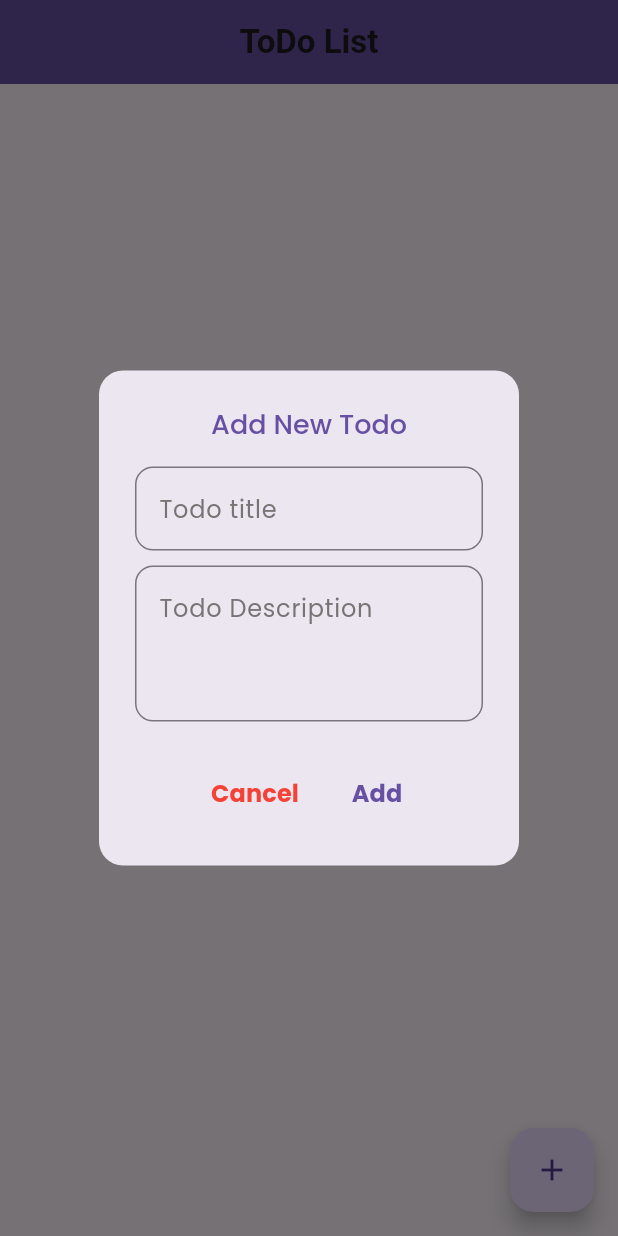
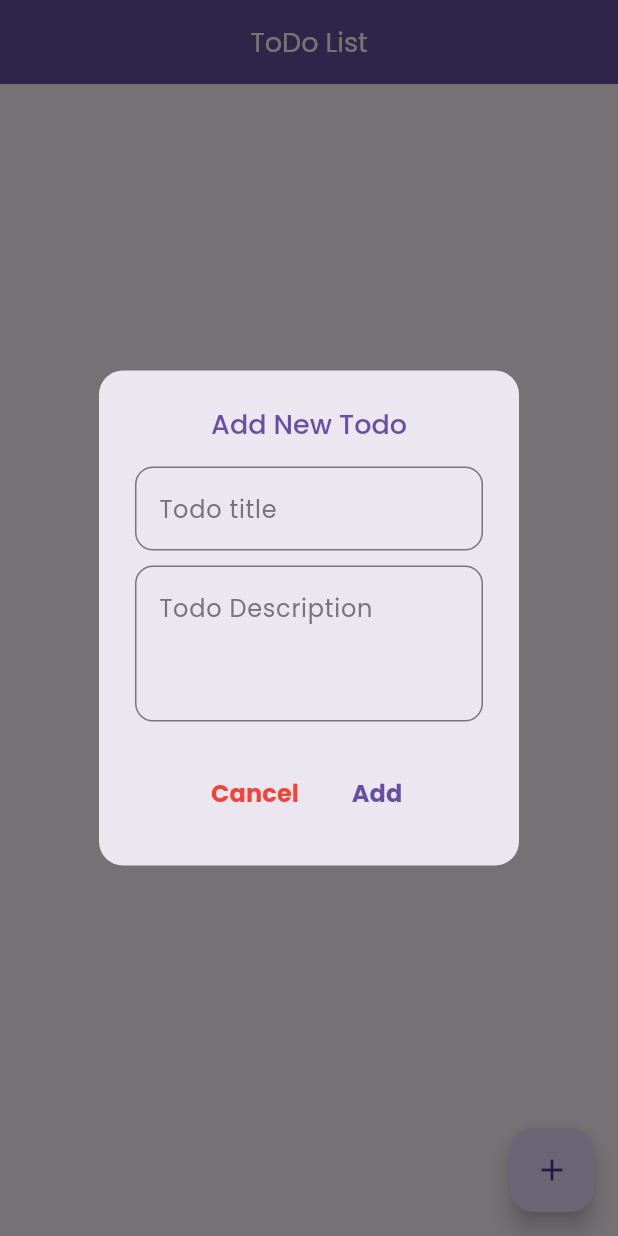
Before and after one commit to moseskamira/todo, a Flutter app: the screen it shows after launch, after a tap on the "add" icon, on a phone screen of 412 x 824 dp. Run offline on Flutter 3.47's test engine with Material 3 defaults, Android fonts, the phone set to English and light mode, and no system bars; our stand-ins replace google_fonts, hive, hive_flutter, sizer; accounts and stored records are empty.

Commit message:
Improve Detail Screen Design

```diff
--- a/lib/pages/edit_todo_page.dart
+++ b/lib/pages/edit_todo_page.dart
@@ -48,7 +48,11 @@ class _EditToDoPageState extends State<EditToDoPage> {
         backgroundColor: Theme.of(context).colorScheme.primary,
         title: Text(
           'Update ToDo',
-          style: GoogleFonts.poppins(fontWeight: FontWeight.bold),
+          style: GoogleFonts.poppins(
+            fontSize: 18,
+            fontWeight: FontWeight.w400,
+            color: Colors.white,
+          ),
         ),
         centerTitle: true,
       ),
--- a/lib/pages/home_page.dart
+++ b/lib/pages/home_page.dart
@@ -1,4 +1,5 @@
 import 'package:flutter/material.dart';
+import 'package:google_fonts/google_fonts.dart';
 import 'package:hive_flutter/adapters.dart';
 import 'package:provider/provider.dart';
 
@@ -25,9 +26,13 @@ class _HomePageState extends State<HomePage> {
     return Scaffold(
       appBar: AppBar(
         backgroundColor: Theme.of(context).colorScheme.primary,
-        title: const Text(
+        title: Text(
           'ToDo List',
-          style: TextStyle(fontWeight: FontWeight.bold),
+          style: GoogleFonts.poppins(
+            fontSize: 18,
+            fontWeight: FontWeight.w400,
+            color: Colors.white,
+          ),
         ),
         centerTitle: true,
       ),
```
Also changed, not shown: lib/data_source/todo_data.dart (deleted, +0 -28 lines), lib/pages/todo_details_page.dart (+9 -2 lines).
